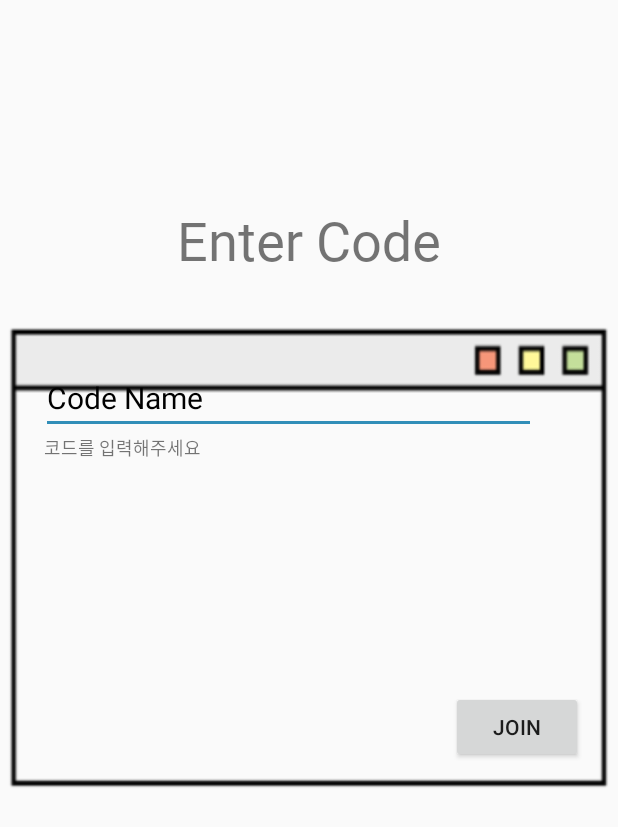
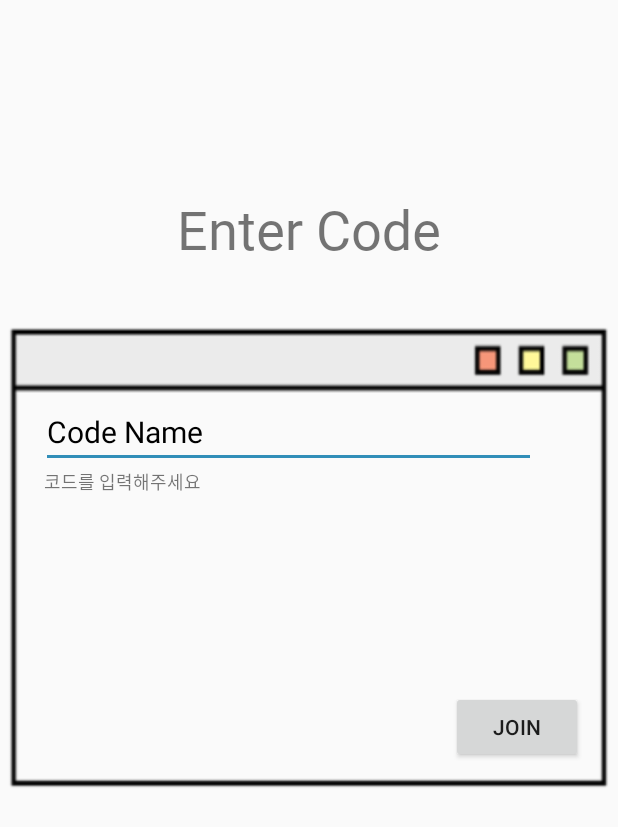
Before and after one commit to IknowAra/Check-Check-, an Android app: the AddCodeActivity screen opened directly, with no data from a screen before it, on a phone screen of 412 x 824 dp. Shown: the top 827 px of the screen. Run offline under Robolectric (Android 15) with nearby library versions, the light colour scheme and no system bars; our stand-ins replace Firebase (no records; nobody signed in at launch, a user with empty details on screens opened directly); Roboto replaces fonts that are not available here.

Commit message:
group 추가

```diff
--- a/app/src/main/java/com/javaProject/checkcheck/AddCodeActivity.java
+++ b/app/src/main/java/com/javaProject/checkcheck/AddCodeActivity.java
@@ -71,6 +71,7 @@ public class AddCodeActivity extends AppCompatActivity {
                             }
                         }
                     });
+
                 }else{
                     Toast.makeText(AddCodeActivity.this,"코드를 입력해주세요",Toast.LENGTH_SHORT).show();
                 }
--- a/app/src/main/res/layout/activity_add_code.xml
+++ b/app/src/main/res/layout/activity_add_code.xml
@@ -21,14 +21,14 @@
         app:layout_constraintEnd_toEndOf="parent"
         app:layout_constraintStart_toStartOf="parent"
         app:layout_constraintTop_toTopOf="parent"
-        app:layout_constraintVertical_bias="1.0"
-        tools:ignore="MissingConstraints" />
+        app:layout_constraintVertical_bias="0.2"
+        app:layout_constraintVertical_chainStyle="packed"
+        />
 
     <EditText
         android:id="@+id/GroupCode"
         android:layout_width="330dp"
         android:layout_height="45dp"
-        android:layout_marginTop="244dp"
         android:ems="10"
         android:inputType="textPersonName"
         android:hint="Code Name"
@@ -36,8 +36,10 @@
         android:textSize="20sp"
         app:layout_constraintEnd_toEndOf="parent"
         app:layout_constraintHorizontal_bias="0.333"
+        android:layout_marginTop="30dp"
         app:layout_constraintStart_toStartOf="parent"
-        app:layout_constraintTop_toTopOf="parent"
+        app:layout_constraintTop_toBottomOf="@id/emtercode"
+        app:layout_constraintBottom_toBottomOf="parent"
         tools:ignore="MissingConstraints" />
 
     <TextView
```
